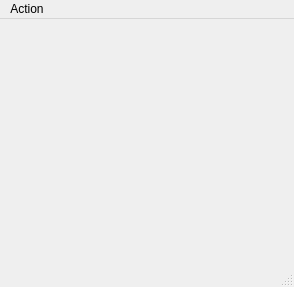
Above: src/qx11grabmain.ui from HJCMS/qx11grab before the change. Below: the same form after it.
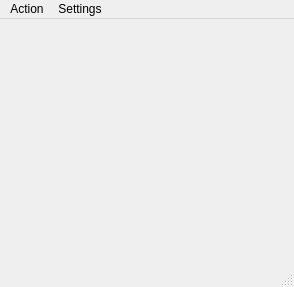
That is the form after the change. Icons and pictures are not drawn.

Patch:
```diff
--- a/src/qx11grabmain.ui
+++ b/src/qx11grabmain.ui
@@ -46,7 +46,16 @@
     <addaction name="actionMinimize"/>
     <addaction name="actionQuit"/>
    </widget>
+   <widget class="QMenu" name="menuSettings">
+    <property name="title">
+     <string>Settings</string>
+    </property>
+    <addaction name="actionSave"/>
+    <addaction name="actionLoad"/>
+    <addaction name="actionRefresh"/>
+   </widget>
    <addaction name="menuFile"/>
+   <addaction name="menuSettings"/>
   </widget>
   <widget class="QStatusBar" name="statusbar"/>
   <action name="actionQuit">
```
Left out of the diff: 39 changed lines with no effect on the pictures.
